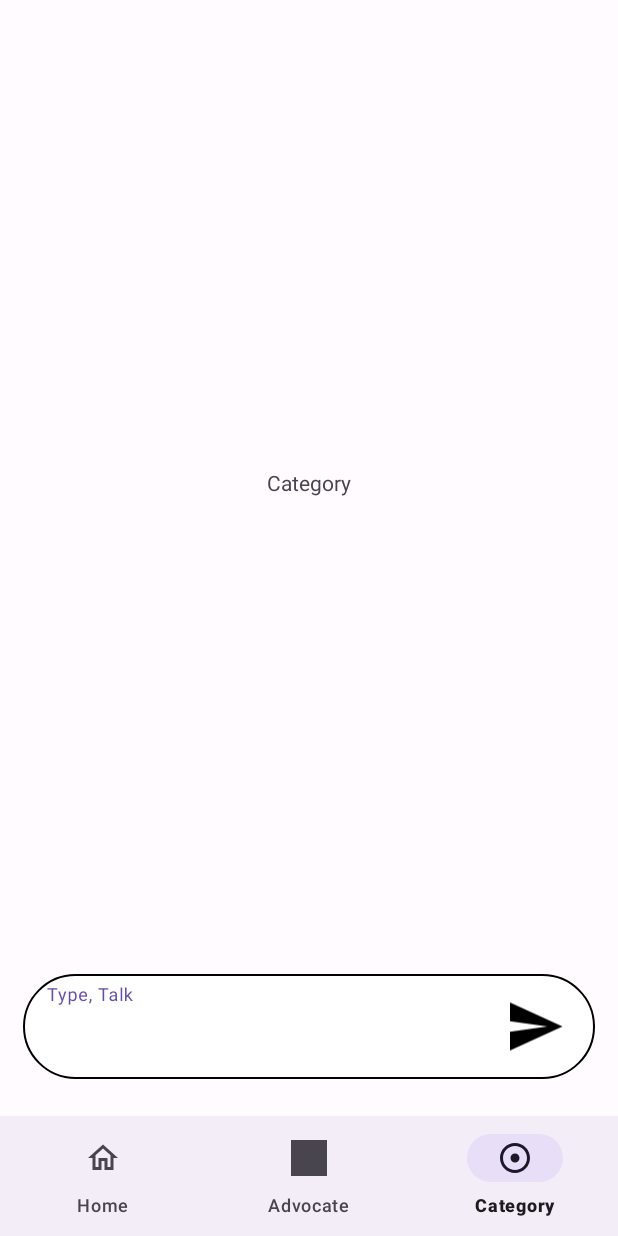
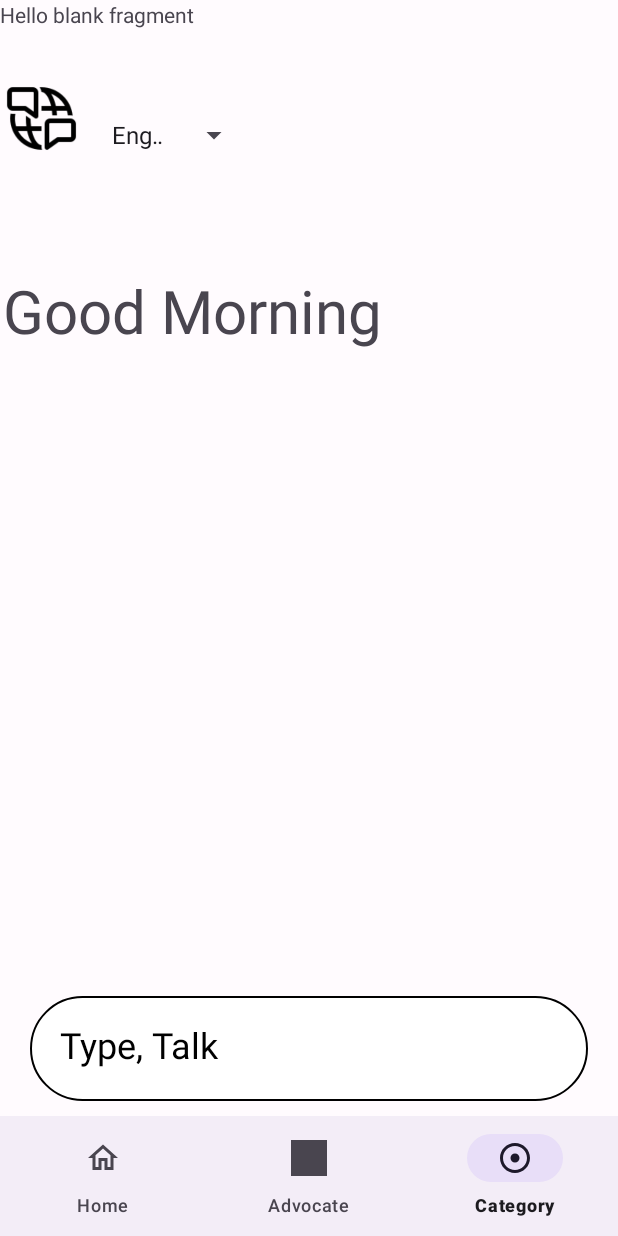
Before and after one commit to deepgr8/NyaySetu-app, an Android app: the screen it shows after launch (MainActivity), item 3 of the bottom bar chosen, on a phone screen of 412 x 824 dp. Run offline under Robolectric (Android 15) with nearby library versions, the phone set to English and light mode, and no system bars.

Commit message:
fourth commit..

```diff
--- a/app/src/main/java/com/example/nyaysetu/AdvocateAdapter.java
+++ b/app/src/main/java/com/example/nyaysetu/AdvocateAdapter.java
@@ -53,5 +53,6 @@ public class AdvocateAdapter extends RecyclerView.Adapter<AdvocateAdapter.ViewHo
             experience = itemView.findViewById(R.id.experienceOfAdvocate);
             rate = itemView.findViewById(R.id.ratingBar);
         }
+
     }
 }
--- a/app/src/main/java/com/example/nyaysetu/AdvocateFragment.java
+++ b/app/src/main/java/com/example/nyaysetu/AdvocateFragment.java
@@ -3,56 +3,36 @@ package com.example.nyaysetu;
 import android.os.Bundle;
 
 import androidx.fragment.app.Fragment;
+import androidx.recyclerview.widget.RecyclerView;
 
 import android.view.LayoutInflater;
 import android.view.View;
 import android.view.ViewGroup;
 
-/**
- * A simple {@link Fragment} subclass.
- * Use the {@link AdvocateFragment#newInstance} factory method to
- * create an instance of this fragment.
- */
+import java.util.ArrayList;
+
+
 public class AdvocateFragment extends Fragment {
 
-    // TODO: Rename parameter arguments, choose names that match
-    // the fragment initialization parameters, e.g. ARG_ITEM_NUMBER
-    private static final String ARG_PARAM1 = "param1";
-    private static final String ARG_PARAM2 = "param2";
-
-    // TODO: Rename and change types of parameters
-    private String mParam1;
-    private String mParam2;
+    RecyclerView recyclerView;
+    AdvocateFragment binding;
 
     public AdvocateFragment() {
         // Required empty public constructor
     }
 
-    /**
-     * Use this factory method to create a new instance of
-     * this fragment using the provided parameters.
-     *
-     * @param param1 Parameter 1.
-     * @param param2 Parameter 2.
-     * @return A new instance of fragment AdvocateFragment.
-     */
-    // TODO: Rename and change types and number of parameters
-    public static AdvocateFragment newInstance(String param1, String param2) {
-        AdvocateFragment fragment = new AdvocateFragment();
-        Bundle args = new Bundle();
-        args.putString(ARG_PARAM1, param1);
-        args.putString(ARG_PARAM2, param2);
-        fragment.setArguments(args);
-        return fragment;
-    }
-
     @Override
     public void onCreate(Bundle savedInstanceState) {
         super.onCreate(savedInstanceState);
-        if (getArguments() != null) {
-            mParam1 = getArguments().getString(ARG_PARAM1);
-            mParam2 = getArguments().getString(ARG_PARAM2);
-        }
+        recyclerView = binding.recyclerView.findViewById(R.id.recycle_one);
+        ArrayList<AdvocateModel> list = new ArrayList<>();
+        list.add(new AdvocateModel("swati" , 5));
+        list.add(new AdvocateModel("damini" , 5));
+        list.add(new AdvocateModel("deepu" , 5));
+        list.add(new AdvocateModel("aryan" , 5));
+        AdvocateAdapter advocateAdapter1 = new AdvocateAdapter(list, getContext());
+        recyclerView.setAdapter(advocateAdapter1);
+
     }
 
     @Override
--- a/app/src/main/java/com/example/nyaysetu/AiModel.java
+++ b/app/src/main/java/com/example/nyaysetu/AiModel.java
@@ -1,7 +1,6 @@
 package com.example.nyaysetu;
 
 import androidx.core.content.ContextCompat;
-
 import com.google.ai.client.generativeai.GenerativeModel;
 import com.google.ai.client.generativeai.java.GenerativeModelFutures;
 import com.google.ai.client.generativeai.type.Content;
--- a/app/src/main/java/com/example/nyaysetu/MainActivity.java
+++ b/app/src/main/java/com/example/nyaysetu/MainActivity.java
@@ -1,24 +1,34 @@
 package com.example.nyaysetu;
+
 import androidx.annotation.NonNull;
 import androidx.appcompat.app.AppCompatActivity;
 import androidx.fragment.app.Fragment;
 import androidx.fragment.app.FragmentManager;
 import androidx.fragment.app.FragmentTransaction;
 import androidx.recyclerview.widget.RecyclerView;
+
 import android.annotation.SuppressLint;
 import android.app.Application;
 import android.os.Bundle;
 import android.view.MenuItem;
+import android.widget.ArrayAdapter;
 import android.widget.FrameLayout;
+import android.widget.Spinner;
+
 import com.google.android.material.bottomnavigation.BottomNavigationView;
 import com.google.android.material.color.DynamicColors;
+import com.google.android.material.color.utilities.DynamicColor;
+import com.google.android.material.navigation.NavigationBarView;
+import com.google.android.material.textview.MaterialTextView;
+
 import java.util.ArrayList;
-
+import java.util.Arrays;
+import java.util.Calendar;
+import java.util.List;
 
 public class MainActivity extends AppCompatActivity {
-    private AdvocateAdapter advocateAdapter;
-
-    private RecyclerView recyclerView;
+    MaterialTextView greeting;
+    Spinner select_language;
     @SuppressLint("MissingInflatedId")
     @Override
     protected void onCreate(Bundle savedInstanceState) {
@@ -29,16 +39,27 @@ public class MainActivity extends AppCompatActivity {
 
        BottomNavigationView bottomNavigationView = findViewById(R.id.bottom_navigation);
        FrameLayout frameLayout =findViewById(R.id.frameLayout);
+        //        Language selection section----------------
+        select_language = findViewById(R.id.select_language);
+        ArrayList<String> languages = new ArrayList<>();
+        languages.addAll(Arrays.asList("English","Assamese", "Bangla", "Bodo", "Dogri", "Gujarati", "Hindi", "Kashmiri", "Kannada", "Konkani", "Maithili", "Malayalam", "Manipuri", "Marathi", "Nepali", "Oriya", "Punjabi", "Tamil", "Telugu","Sanskrit" , "Santali", "Sindhi", "Urdu"));
+        ArrayAdapter<String> arrayAdapter = new ArrayAdapter<>(this,android.R.layout.simple_spinner_item,languages);
+        select_language.setAdapter(arrayAdapter);
+//        Greeting section----------------------------
+        greeting = findViewById(R.id.greeting);
+        Calendar calendar = Calendar.getInstance();
+        int hours = calendar.get(Calendar.HOUR_OF_DAY);
+        if (hours >0 && hours<12){
+            greeting.setText("Good Morning");
+        } else if (hours>=12 && hours<17) {
+            greeting.setText("Good afternoon");
+        } else if (hours>=17 && hours <20) {
+            greeting.setText("Good evening");
+        }
+
 //     .....................................................................
-        recyclerView = findViewById(R.id.recyclerView);
-        ArrayList<AdvocateModel> list = new ArrayList<>();
-        list.add(new AdvocateModel("swati" , 5));
-        list.add(new AdvocateModel("damini" , 5));
-        list.add(new AdvocateModel("deepu" , 5));
-        list.add(new AdvocateModel("aryan" , 5));
-        AdvocateAdapter advocateAdapter1 = new AdvocateAdapter(list, getApplicationContext());
-        recyclerView.setAdapter(advocateAdapter1);
-        bottomNavigationView.setOnNavigationItemSelectedListener(new BottomNavigationView.OnNavigationItemSelectedListener() {
+
+        bottomNavigationView.setOnItemSelectedListener(new NavigationBarView.OnItemSelectedListener() {
             @Override
             public boolean onNavigationItemSelected(@NonNull MenuItem menuItem) {
                 int itemId = menuItem.getItemId();
@@ -51,7 +72,6 @@ public class MainActivity extends AppCompatActivity {
                 return true;
             }
         });
-
     }
 
    private void loadFragment(Fragment fragment , boolean isAppInitialized){
--- a/app/src/main/res/layout/activity_main.xml
+++ b/app/src/main/res/layout/activity_main.xml
@@ -2,59 +2,78 @@
 
 <androidx.constraintlayout.widget.ConstraintLayout xmlns:android="http://schemas.android.com/apk/res/android"
     xmlns:app="http://schemas.android.com/apk/res-auto"
-    xmlns:tools="http://schemas.android.com/tools"
     android:layout_width="match_parent"
     android:layout_height="match_parent"
     android:orientation="vertical">
+    <com.google.android.material.imageview.ShapeableImageView
+        android:id="@+id/shapeableImageView"
+        android:layout_width="50dp"
+        android:layout_height="50dp"
+        android:background="@drawable/language_symbol"
+        app:layout_constraintBottom_toBottomOf="parent"
+        app:layout_constraintEnd_toEndOf="parent"
+        app:layout_constraintHorizontal_bias="0.008"
+        app:layout_constraintStart_toStartOf="parent"
+        app:layout_constraintTop_toTopOf="parent"
+        app:layout_constraintVertical_bias="0.07" />
+    <Spinner
+        android:id="@+id/select_language"
+        android:layout_width="100dp"
+        android:layout_height="24dp"
+        app:layout_constraintBottom_toTopOf="@+id/greeting"
+        app:layout_constraintEnd_toEndOf="parent"
+        app:layout_constraintHorizontal_bias="0.053"
+        app:layout_constraintStart_toEndOf="@+id/shapeableImageView"
+        app:layout_constraintTop_toTopOf="parent" />
+
+    <com.google.android.material.textview.MaterialTextView
+        android:id="@+id/greeting"
+        android:layout_width="wrap_content"
+        android:layout_height="wrap_content"
+        android:text="Greeting"
+        android:textSize="40sp"
+        app:layout_constraintBottom_toBottomOf="parent"
+        app:layout_constraintEnd_toEndOf="parent"
+        app:layout_constraintHorizontal_bias="0.011"
+        app:layout_constraintStart_toStartOf="parent"
+        app:layout_constraintTop_toTopOf="parent"
+        app:layout_constraintVertical_bias="0.234" />
 
     <FrameLayout
         android:id="@+id/frameLayout"
         android:layout_width="match_parent"
-        android:layout_marginBottom="180dp"
-        android:layout_height="match_parent">
+        android:layout_height="match_parent"
+        android:layout_marginBottom="80dp"
+        app:layout_constraintBottom_toBottomOf="parent"
+        app:layout_constraintEnd_toEndOf="parent"
+        app:layout_constraintHorizontal_bias="1.0"
+        app:layout_constraintStart_toStartOf="parent"
+        app:layout_constraintTop_toTopOf="parent"
+        app:layout_constraintVertical_bias="0.0">
+
+
     </FrameLayout>
 
-    <LinearLayout
+    <com.google.android.material.textfield.TextInputLayout
+        android:id="@+id/textField"
+        android:background="@drawable/message_type_shape"
         android:layout_width="0dp"
         android:layout_height="70dp"
-        android:orientation="horizontal"
-        android:layout_marginLeft="15dp"
-        android:layout_marginRight="15dp"
-        android:layout_marginBottom="20dp"
-        android:background="@drawable/message_type_shape"
+        app:placeholderText="@string/message"
+        app:placeholderTextAppearance="@style/TextAppearance.AppCompat.Headline"
+        app:placeholderTextColor="@color/black"
+        android:paddingTop="16dp"
+        android:gravity="center"
+        android:paddingLeft="20dp"
+        android:layout_marginLeft="20dp"
+        android:layout_marginRight="20dp"
+        android:layout_marginBottom="10dp"
         app:layout_constraintBottom_toTopOf="@+id/bottom_navigation"
         app:layout_constraintEnd_toEndOf="parent"
         app:layout_constraintStart_toStartOf="parent"
-        app:layout_constraintTop_toBottomOf="@+id/frameLayout">
-        <com.google.android.material.textfield.TextInputLayout
-            android:layout_width="match_parent"
-            android:layout_weight="2"
-            android:layout_marginTop="5dp"
-            android:layout_marginBottom="2dp"
-            android:layout_gravity="center"
-            android:layout_height="match_parent">
-            <com.google.android.material.textfield.TextInputEditText
-                android:id="@+id/inputQuery"
-                android:layout_width="match_parent"
-                android:layout_height="match_parent"
-                android:layout_weight="2"
-                android:paddingLeft="28dp"
-                android:paddingTop="5dp"
-                android:background="@android:color/transparent"
-                android:hint="@string/message"
-                android:fontFamily="sans-serif"
-                android:textColorHint="@color/black"
-                android:textSize="28dp"/>
-        </com.google.android.material.textfield.TextInputLayout>
+        >
 
-        <ImageView
-            android:id="@+id/sendBtn"
-            android:layout_width="70dp"
-            android:layout_weight="1"
-            android:src="@drawable/baseline_send_24"
-            android:layout_marginRight="20dp"
-            android:layout_height="match_parent"/>
-    </LinearLayout>
+    </com.google.android.material.textfield.TextInputLayout>
 
     <com.google.android.material.bottomnavigation.BottomNavigationView
         android:id="@+id/bottom_navigation"
@@ -66,4 +85,5 @@
         app:layout_constraintStart_toStartOf="parent"
         app:menu="@menu/bottom_navigation_menu" />
 
+
 </androidx.constraintlayout.widget.ConstraintLayout>
--- a/app/src/main/res/layout/fragment_advocate.xml
+++ b/app/src/main/res/layout/fragment_advocate.xml
@@ -7,13 +7,17 @@
     tools:context=".AdvocateFragment">
 
     <!-- TODO: Update blank fragment layout -->
+
+
     <androidx.recyclerview.widget.RecyclerView
-        android:id="@+id/recyclerView"
-        android:layout_width="match_parent"
-        android:layout_height="match_parent"
+        android:id="@+id/recycle_one"
+        android:layout_width="409dp"
+        android:layout_height="0dp"
+        android:layout_marginTop="1dp"
+        android:layout_marginBottom="1dp"
         app:layout_constraintBottom_toBottomOf="parent"
         app:layout_constraintEnd_toEndOf="parent"
         app:layout_constraintStart_toStartOf="parent"
-        app:layout_constraintTop_toTopOf="parent" />
-
+        app:layout_constraintTop_toTopOf="parent"
+        tools:ignore="MissingConstraints" />
 </androidx.constraintlayout.widget.ConstraintLayout>
--- a/app/src/main/res/layout/fragment_category.xml
+++ b/app/src/main/res/layout/fragment_category.xml
@@ -7,9 +7,8 @@
 
     <!-- TODO: Update blank fragment layout -->
     <TextView
-        android:gravity="center"
         android:layout_width="match_parent"
         android:layout_height="match_parent"
-        android:text="@string/Category_Fragment" />
+        android:text="@string/hello_blank_fragment" />
 
 </FrameLayout>
--- a/app/src/main/res/values-night/strings.xml
+++ b/app/src/main/res/values-night/strings.xml
@@ -2,4 +2,6 @@
 <resources>
     <string name="advocate" translatable="false">Advocate</string>
     <string name="category" translatable="false">Category</string>
+    <string name="Category_Fragment">Category Fragment</string>
+    <string name="greetings">Greetings</string>
 </resources>
--- a/app/src/main/res/values/strings.xml
+++ b/app/src/main/res/values/strings.xml
@@ -5,5 +5,6 @@
     <string name="category">Category</string>
     <!-- TODO: Remove or change this placeholder text -->
     <string name="message">Type,  Talk\n</string>
-    <string name="Category_Fragment">Category</string>
+    <!-- TODO: Remove or change this placeholder text -->
+    <string name="hello_blank_fragment">Hello blank fragment</string>
 </resources>
```
Also changed, not shown: app/build.gradle.kts (+5 -2 lines), app/src/main/res/drawable/img.png, app/src/main/res/drawable/language_symbol.png (added), 1 other file.
